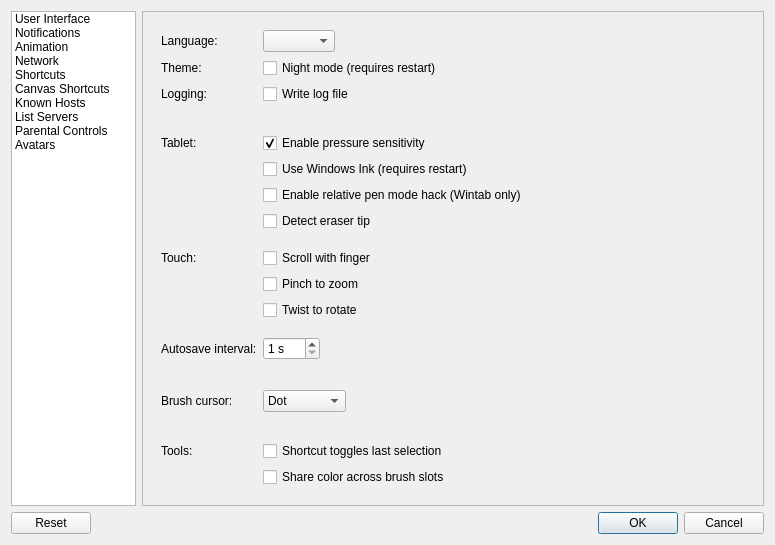
Old version of the form src/desktop/ui/settings.ui in the repository drawpile/Drawpile.
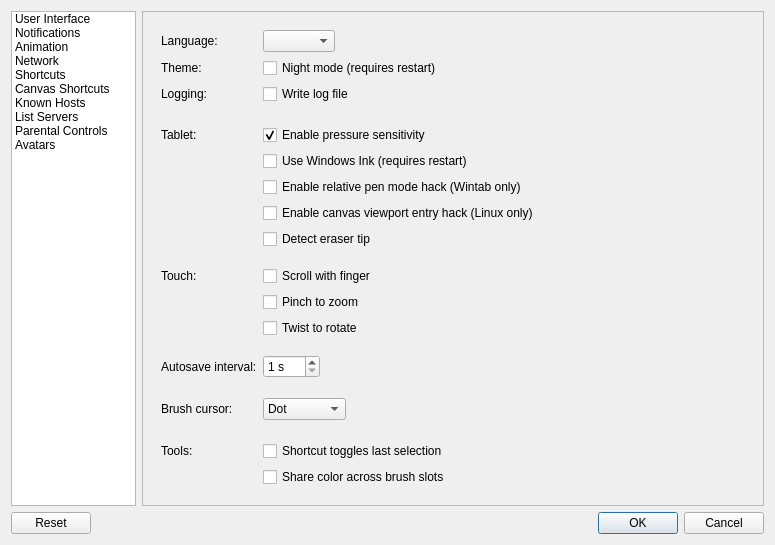
New version of the form. The open tabs and pages were chosen to show the change. Icons and pictures are not drawn. Custom widgets are drawn as their Qt base class.

Commit message: Implement canvas viewport entry hack for Linux

```diff
--- a/src/desktop/ui/settings.ui
+++ b/src/desktop/ui/settings.ui
@@ -171,14 +171,14 @@
               </property>
              </widget>
             </item>
-            <item row="9" column="1">
+            <item row="10" column="1">
              <widget class="QCheckBox" name="tabletEraser">
               <property name="text">
                <string>Detect eraser tip</string>
               </property>
              </widget>
             </item>
-            <item row="10" column="1">
+            <item row="11" column="1">
              <spacer name="verticalSpacer_5">
               <property name="orientation">
                <enum>Qt::Vertical</enum>
@@ -194,35 +194,35 @@
               </property>
              </spacer>
             </item>
-            <item row="11" column="0">
+            <item row="12" column="0">
              <widget class="QLabel" name="label_12">
               <property name="text">
                <string>Touch:</string>
               </property>
              </widget>
             </item>
-            <item row="11" column="1">
+            <item row="12" column="1">
              <widget class="QCheckBox" name="touchscroll">
               <property name="text">
                <string>Scroll with finger</string>
               </property>
              </widget>
             </item>
-            <item row="12" column="1">
+            <item row="13" column="1">
              <widget class="QCheckBox" name="touchpinch">
               <property name="text">
                <string>Pinch to zoom</string>
               </property>
              </widget>
             </item>
-            <item row="13" column="1">
+            <item row="14" column="1">
              <widget class="QCheckBox" name="touchtwist">
               <property name="text">
                <string>Twist to rotate</string>
               </property>
              </widget>
             </item>
-            <item row="14" column="1">
+            <item row="15" column="1">
              <spacer name="verticalSpacer_3">
               <property name="orientation">
                <enum>Qt::Vertical</enum>
@@ -238,14 +238,14 @@
               </property>
              </spacer>
             </item>
-            <item row="16" column="0">
+            <item row="17" column="0">
              <widget class="QLabel" name="label_11">
               <property name="text">
                <string>Autosave interval:</string>
               </property>
              </widget>
             </item>
-            <item row="16" column="1">
+            <item row="17" column="1">
              <widget class="QSpinBox" name="autosaveInterval">
               <property name="suffix">
                <string> s</string>
@@ -258,7 +258,7 @@
               </property>
              </widget>
             </item>
-            <item row="17" column="1">
+            <item row="18" column="1">
              <spacer name="verticalSpacer_9">
               <property name="orientation">
                <enum>Qt::Vertical</enum>
@@ -271,14 +271,14 @@
               </property>
              </spacer>
             </item>
-            <item row="18" column="0">
+            <item row="19" column="0">
              <widget class="QLabel" name="label_16">
               <property name="text">
                <string>Brush cursor:</string>
               </property>
              </widget>
             </item>
-            <item row="18" column="1">
+            <item row="19" column="1">
              <widget class="QComboBox" name="brushCursorBox">
               <item>
                <property name="text">
@@ -297,7 +297,7 @@
               </item>
              </widget>
             </item>
-            <item row="19" column="1">
+            <item row="20" column="1">
              <spacer name="verticalSpacer">
               <property name="orientation">
                <enum>Qt::Vertical</enum>
@@ -310,27 +310,37 @@
               </property>
              </spacer>
             </item>
-            <item row="20" column="0">
+            <item row="21" column="0">
              <widget class="QLabel" name="label_2">
               <property name="text">
                <string>Tools:</string>
               </property>
              </widget>
             </item>
-            <item row="20" column="1">
+            <item row="21" column="1">
              <widget class="QCheckBox" name="toolToggleShortcut">
               <property name="text">
                <string>Shortcut toggles last selection</string>
               </property>
              </widget>
             </item>
-            <item row="21" column="1">
+            <item row="22" column="1">
              <widget class="QCheckBox" name="shareBrushSlotColor">
               <property name="text">
                <string>Share color across brush slots</string>
               </property>
              </widget>
             </item>
+            <item row="9" column="1">
+             <widget class="QCheckBox" name="viewportEntryHack">
+              <property name="toolTip">
+               <string>Enable this workaround if your cursor doesn't update when you move it into the canvas with the tablet pen.</string>
+              </property>
+              <property name="text">
+               <string>Enable canvas viewport entry hack (Linux only)</string>
+              </property>
+             </widget>
+            </item>
            </layout>
           </widget>
           <widget class="QWidget" name="page_2">
```
The commit also changes 4 other files.
